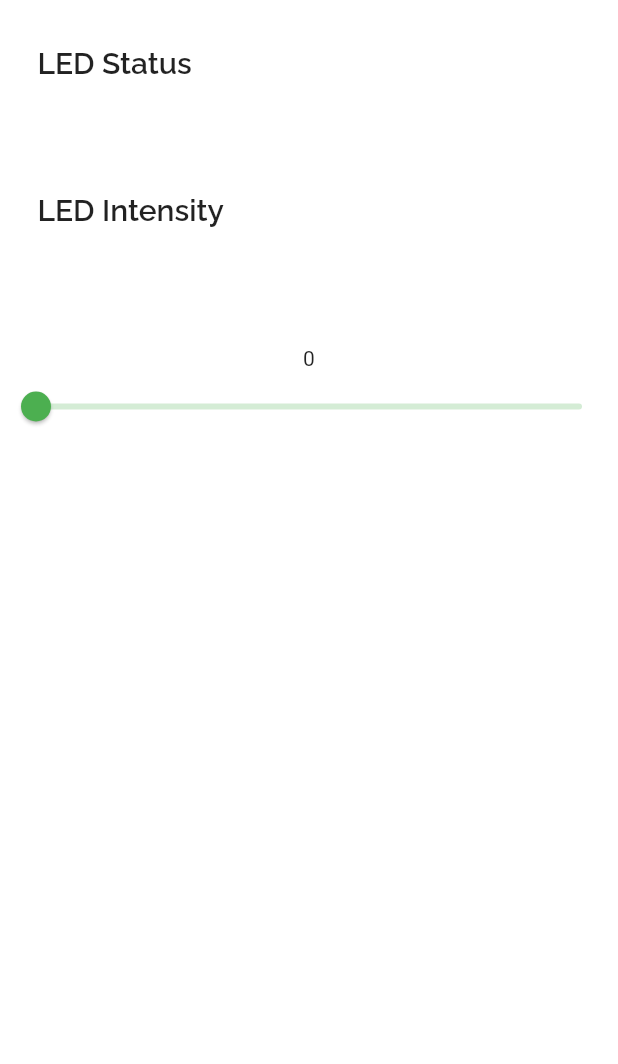
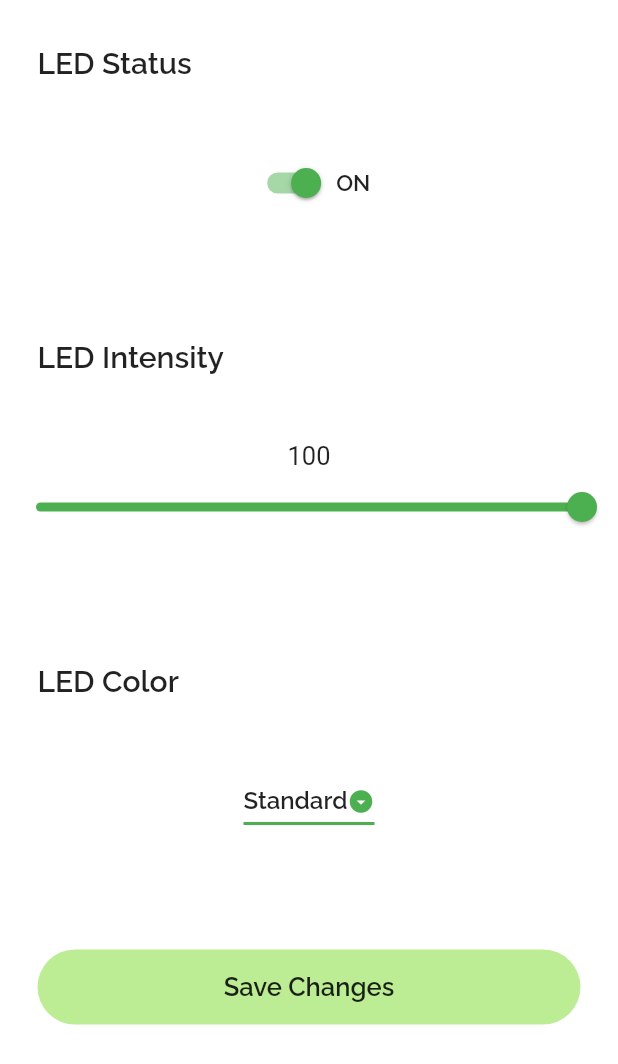
Before and after one commit to MohammadAlAgha/luminexa, a Flutter app: the screen it shows after launch, on a phone screen of 412 x 824 dp. Shown: the top 1064 px of the screen. Run offline on Flutter 3.47's test engine with Material 2 defaults, Android fonts, the phone set to English and light mode, and no system bars; our stand-ins replace flutter_svg, google_nav_bar.

Commit message:
Frontend: Added a drop down for color selection & submit button

```diff
--- a/luminexa_mobile/lib/screens/editLedPage.dart
+++ b/luminexa_mobile/lib/screens/editLedPage.dart
@@ -1,10 +1,14 @@
 import 'package:flutter/material.dart';
+import 'package:luminexa_mobile/widgets/appBarWidget/appBarWidget.dart';
+import 'package:luminexa_mobile/widgets/buttonWidget/buttonWidget.dart';
 import 'package:luminexa_mobile/widgets/titleWidget/titleWidget.dart';
 
 class editLeds extends StatefulWidget {
   editLeds({super.key});
 
-  double sliderValue = 0;
+  double sliderValue = 100;
+  bool isOn = true;
+  String dropDownSelected = "Standard";
 
   @override
   State<editLeds> createState() => _editLedsState();
@@ -22,23 +26,128 @@ class _editLedsState extends State<editLeds> {
           SizedBox(
             height: 15,
           ),
-          titleWidget(title: "LED Intensity"),
+          Row(
+            mainAxisAlignment: MainAxisAlignment.center,
+            children: [
+              Switch(
+                  value: widget.isOn,
+                  onChanged: (value) {
+                    widget.sliderValue == 0
+                        ? setState(() {
+                            widget.isOn = false;
+                          })
+                        : setState(() {
+                            widget.isOn = value;
+                          });
+                  }),
+              Text(
+                widget.isOn ? "ON" : "OFF",
+                style: TextStyle(fontFamily: "RalewayBold", fontSize: 15),
+              )
+            ],
+          ),
           SizedBox(
             height: 50,
           ),
+          titleWidget(title: "LED Intensity"),
+          SizedBox(
+            height: 15,
+          ),
           Text(
             widget.sliderValue.toStringAsFixed(0),
+            style: TextStyle(fontSize: 17),
           ),
           Slider(
               min: 0,
               max: 100,
-              label: widget.sliderValue.toString(),
               value: widget.sliderValue,
               onChanged: (value) {
                 setState(() {
                   widget.sliderValue = value;
                 });
-              })
+              }),
+          SizedBox(
+            height: 50,
+          ),
+          titleWidget(title: "LED Color"),
+          SizedBox(
+            height: 15,
+          ),
+          DropdownButton<String>(
+              value: widget.dropDownSelected,
+              borderRadius: BorderRadius.circular(25),
+              icon: Icon(
+                Icons.arrow_drop_down_circle_sharp,
+                color: Colors.green,
+                size: 18,
+              ),
+              underline: Container(
+                height: 2,
+                color: Colors.green,
+              ),
+              items: const [
+                DropdownMenuItem(
+                  child: Text(
+                    "Standard",
+                    style: TextStyle(fontFamily: "RalewayBold", fontSize: 16),
+                  ),
+                  value: "Standard",
+                ),
+                DropdownMenuItem(
+                  child: Text(
+                    "Red",
+                    style: TextStyle(fontFamily: "RalewayBold", fontSize: 16),
+                  ),
+                  value: "Red",
+                ),
+                DropdownMenuItem(
+                  child: Text(
+                    "Blue",
+                    style: TextStyle(fontFamily: "RalewayBold", fontSize: 16),
+                  ),
+                  value: "Blue",
+                ),
+                DropdownMenuItem(
+                  child: Text(
+                    "Green",
+                    style: TextStyle(fontFamily: "RalewayBold", fontSize: 16),
+                  ),
+                  value: "Green",
+                ),
+                DropdownMenuItem(
+                  child: Text(
+                    "Yellow",
+                    style: TextStyle(fontFamily: "RalewayBold", fontSize: 16),
+                  ),
+                  value: "Yellow",
+                ),
+                DropdownMenuItem(
+                  child: Text(
+                    "Purple",
+                    style: TextStyle(fontFamily: "RalewayBold", fontSize: 16),
+                  ),
+                  value: "Purple",
+                ),
+                DropdownMenuItem(
+                  child: Text(
+                    "Orange",
+                    style: TextStyle(fontFamily: "RalewayBold", fontSize: 16),
+                  ),
+                  value: "Orange",
+                ),
+              ],
+              onChanged: (String? value) {
+                setState(() {
+                  widget.dropDownSelected = value!;
+                });
+              }),
+          SizedBox(
+            height: 50,
+          ),
+          Padding(
+            padding: const EdgeInsets.all(25),
+            child: styledButton(innerText: "Save Changes"),
+          )
         ]),
       ),
     );
```
